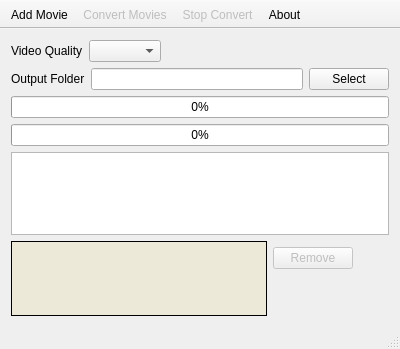
This is mainwindow.ui in xandroalmeida/YAVC as Qt 5 draws it before an edit. The edited form follows.
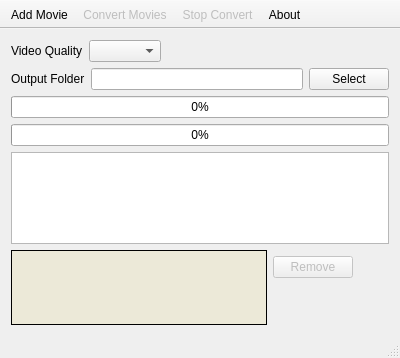
This is the edited form. Icons and pictures are not drawn.

```diff
--- a/mainwindow.ui
+++ b/mainwindow.ui
@@ -7,7 +7,7 @@
     <x>0</x>
     <y>0</y>
     <width>400</width>
-    <height>349</height>
+    <height>358</height>
    </rect>
   </property>
   <property name="windowTitle">
```
